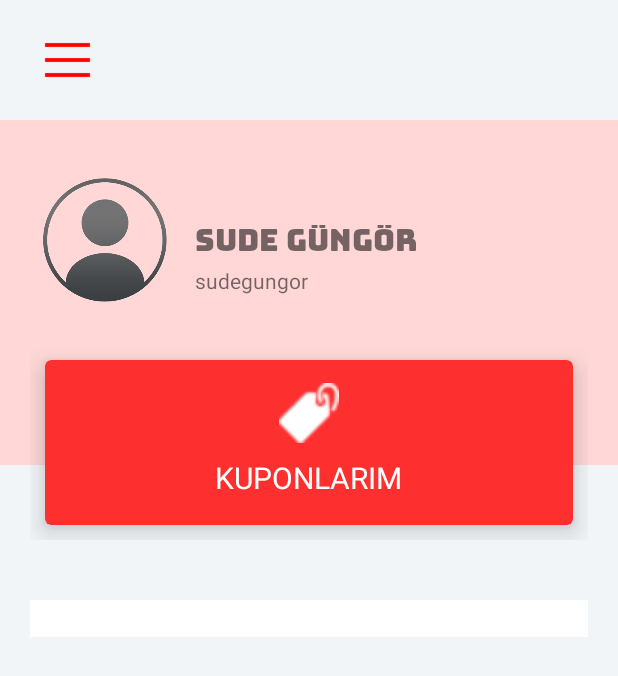
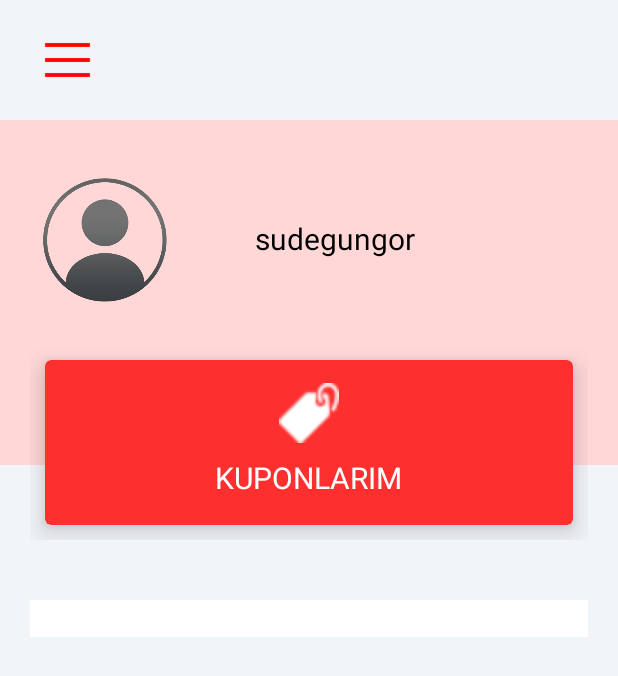
Before and after one commit to sudegungor/15-ogrenci1-SudeGungor-ogrenci2-TugbaAydin-PROJE, an Android app: the layout activity_kuponlar.xml on its own in the app's theme, with its tools: preview values and no code run, on a phone screen of 412 x 824 dp. Shown: the top 676 px of the screen. Run offline under Robolectric (Android 15) with nearby library versions, the phone set to English and light mode, and no system bars.

Commit message:
Güncelleme

```diff
--- a/app/src/main/java/com/sude/moneygain/User/Urunler/IcecekUrunleri/CocaCola2_5L.java
+++ b/app/src/main/java/com/sude/moneygain/User/Urunler/IcecekUrunleri/CocaCola2_5L.java
@@ -40,7 +40,7 @@ public class CocaCola2_5L extends Activity {
 
     private ProgressDialog progressDialog;
     private static String URL1 = "https://www.happycenter.com.tr/Coca_Cola_2_5_Lt_Pet";
-    private static String URL2 = "https://www.a101.com.tr/market/coca-cola-gazli-icecek-sekersiz-2-5-l/";
+    private static String URL2 = "https://www.a101.com.tr/market/coca-cola-gazli-icecek-kola-2-5-l/?recommended_by=instant_search&personaclick_search_query=coca%20cola";
     private static String URL3 = "https://www.carrefoursa.com/coca-cola-2-5-l-p-30039137";
 
     @Override
@@ -178,7 +178,7 @@ public class CocaCola2_5L extends Activity {
                     fiyat = doc.select("div[class='price new']");
                 }
 
-                liste_fiyat.add(fiyat.text());
+                liste_fiyat.add(fiyat.text().substring(0, fiyat.text().length() - 4));
                 liste_isim.add("Coca Cola 2,5L || A101");
 
 
--- a/app/src/main/res/layout/activity_kuponlar.xml
+++ b/app/src/main/res/layout/activity_kuponlar.xml
@@ -71,29 +71,19 @@
                         android:src="@drawable/no_profile_photo" />
 
 
-                    <TextView
-                        android:id="@+id/full_name"
-                        android:layout_width="wrap_content"
-                        android:layout_height="wrap_content"
-                        android:layout_centerVertical="true"
-                        android:layout_marginLeft="10dp"
-                        android:layout_toRightOf="@+id/profil_foto"
-                        android:fontFamily="@font/bungee_regular"
-                        android:includeFontPadding="false"
-                        android:text="Sude Güngör"
-                        android:textSize="20sp" />
 
                     <TextView
                         android:id="@+id/yukari_nick"
                         android:layout_width="wrap_content"
                         android:layout_height="wrap_content"
-                        android:layout_below="@id/full_name"
-                        android:layout_marginLeft="10dp"
-                        android:layout_marginTop="10dp"
+                        android:layout_centerVertical="true"
+                        android:layout_marginLeft="50dp"
+                        android:layout_marginTop="50dp"
                         android:layout_toRightOf="@+id/profil_foto"
                         android:includeFontPadding="false"
                         android:text="sudegungor"
-                        android:textSize="14sp" />
+                        android:textSize="20sp"
+                        android:textColor="@color/black"/>
 
 
                 </RelativeLayout>
@@ -158,7 +148,8 @@
                         android:id="@+id/text_kupon"
                         android:layout_width="match_parent"
                         android:layout_height="wrap_content"
-                        android:background="@color/white"/>
+                        android:background="@color/white"
+                        android:textColor="@color/black"/>
 
 
                 </LinearLayout>
--- a/app/src/main/res/menu/main_menu.xml
+++ b/app/src/main/res/menu/main_menu.xml
@@ -76,7 +76,7 @@
     </item>
 
 
-    <item android:title="Share">
+    <item android:title="Çıkış">
 
         <menu>
 
@@ -84,7 +84,7 @@
 
                 <item
                     android:id="@+id/nav_logout"
-                    android:title="LOGOUT"
+                    android:title="ÇIKIŞ"
                     android:icon="@drawable/logout"/>
 
 
```
Also changed, not shown: app/src/main/java/com/sude/moneygain/User/Kuponlar.java (+2 -6 lines).
